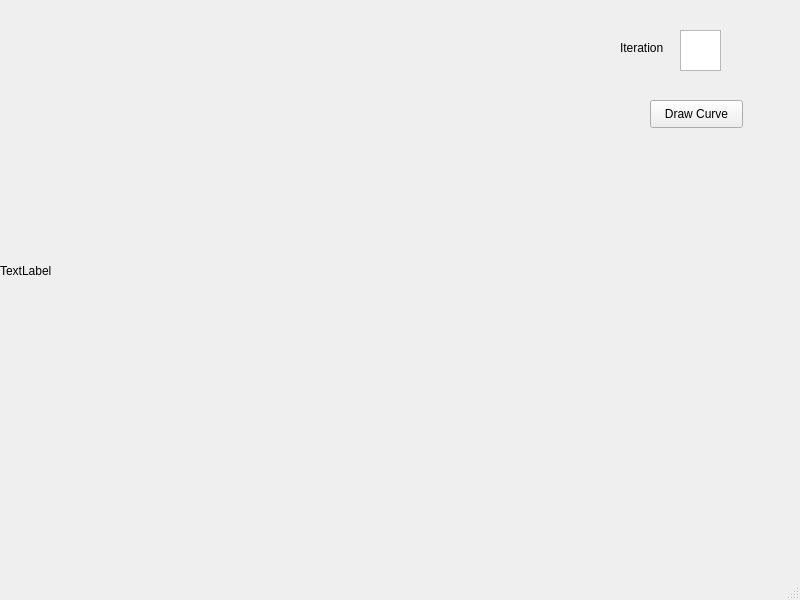
The window that B5/mainwindow.ui (anishkoulgi/Computer-Graphics-Lab) describes before a commit, drawn with Qt 5.
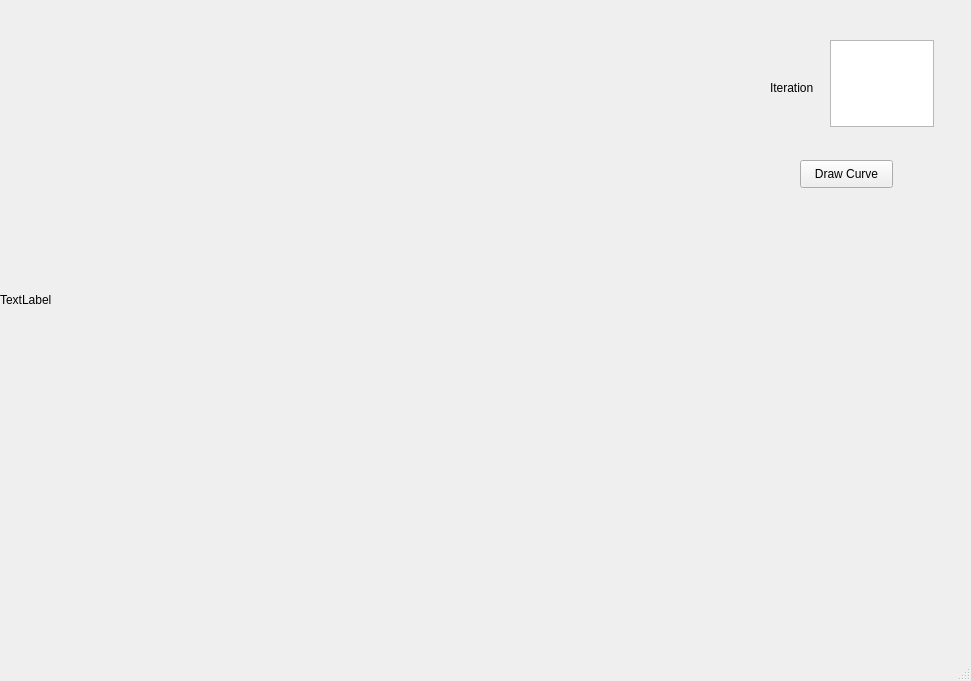
The same window after the commit.

The edit to the form file:
```diff
--- a/B5/mainwindow.ui
+++ b/B5/mainwindow.ui
@@ -6,8 +6,8 @@
    <rect>
     <x>0</x>
     <y>0</y>
-    <width>800</width>
-    <height>600</height>
+    <width>971</width>
+    <height>681</height>
    </rect>
   </property>
   <property name="windowTitle">
@@ -19,8 +19,8 @@
      <rect>
       <x>0</x>
       <y>0</y>
-      <width>551</width>
-      <height>541</height>
+      <width>600</width>
+      <height>600</height>
      </rect>
     </property>
     <property name="text">
@@ -30,18 +30,18 @@
    <widget class="QTextEdit" name="textEdit">
     <property name="geometry">
      <rect>
-      <x>680</x>
-      <y>30</y>
-      <width>41</width>
-      <height>41</height>
-     </rect>
-    </property>
-   </widget>
-   <widget class="QLabel" name="label_2">
-    <property name="geometry">
-     <rect>
-      <x>620</x>
+      <x>830</x>
       <y>40</y>
+      <width>104</width>
+      <height>87</height>
+     </rect>
+    </property>
+   </widget>
+   <widget class="QLabel" name="label_2">
+    <property name="geometry">
+     <rect>
+      <x>770</x>
+      <y>80</y>
       <width>56</width>
       <height>16</height>
      </rect>
@@ -53,8 +53,8 @@
    <widget class="QPushButton" name="pushButton">
     <property name="geometry">
      <rect>
-      <x>650</x>
-      <y>100</y>
+      <x>800</x>
+      <y>160</y>
       <width>93</width>
       <height>28</height>
      </rect>
```
Left out of the diff: 2 changed lines with no effect on the pictures.
